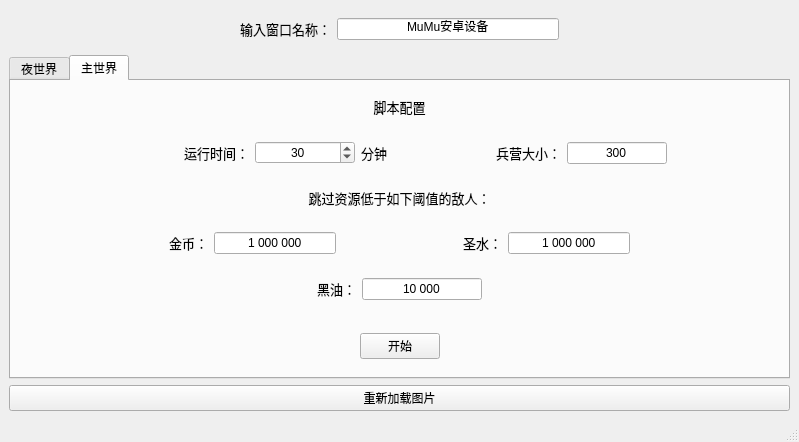
Above: ui.ui from nev3da/COC before the change. Below: the same form after it.
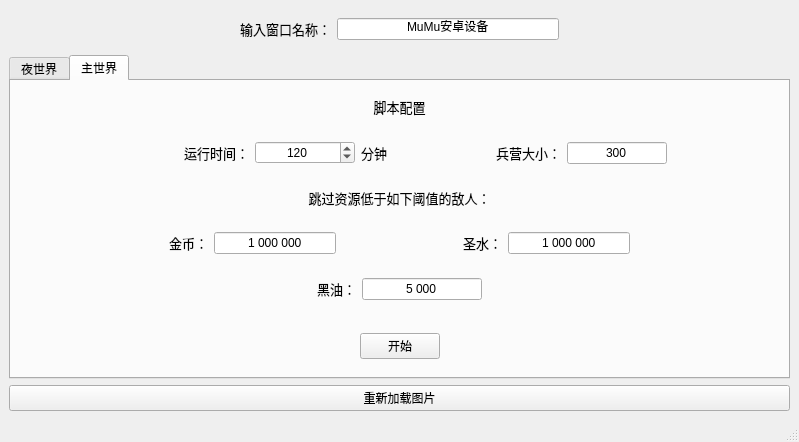
That is the form after the change. The open tabs and pages were chosen to show the change.

The edit to the form file:
```diff
--- a/ui.ui
+++ b/ui.ui
@@ -636,7 +636,7 @@
                  <number>10</number>
                 </property>
                 <property name="value">
-                 <number>30</number>
+                 <number>120</number>
                 </property>
                </widget>
               </item>
@@ -933,7 +933,7 @@
                        </font>
                       </property>
                       <property name="text">
-                       <string>10 000</string>
+                       <string>5 000</string>
                       </property>
                       <property name="alignment">
                        <set>Qt::AlignCenter</set>
```
